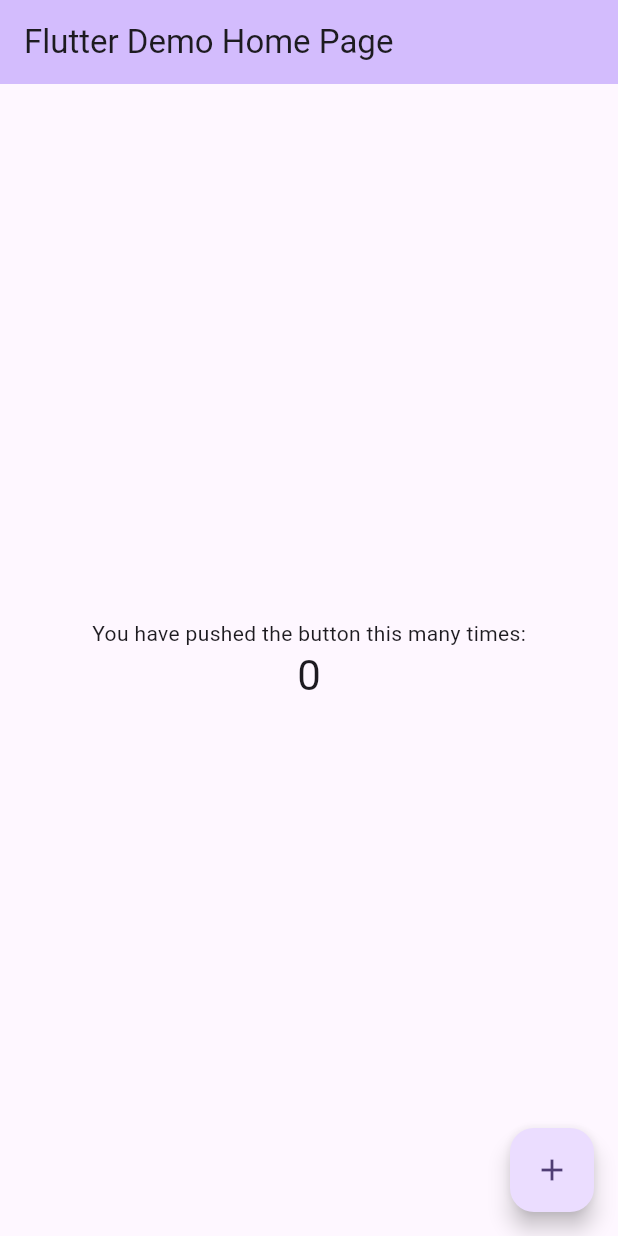
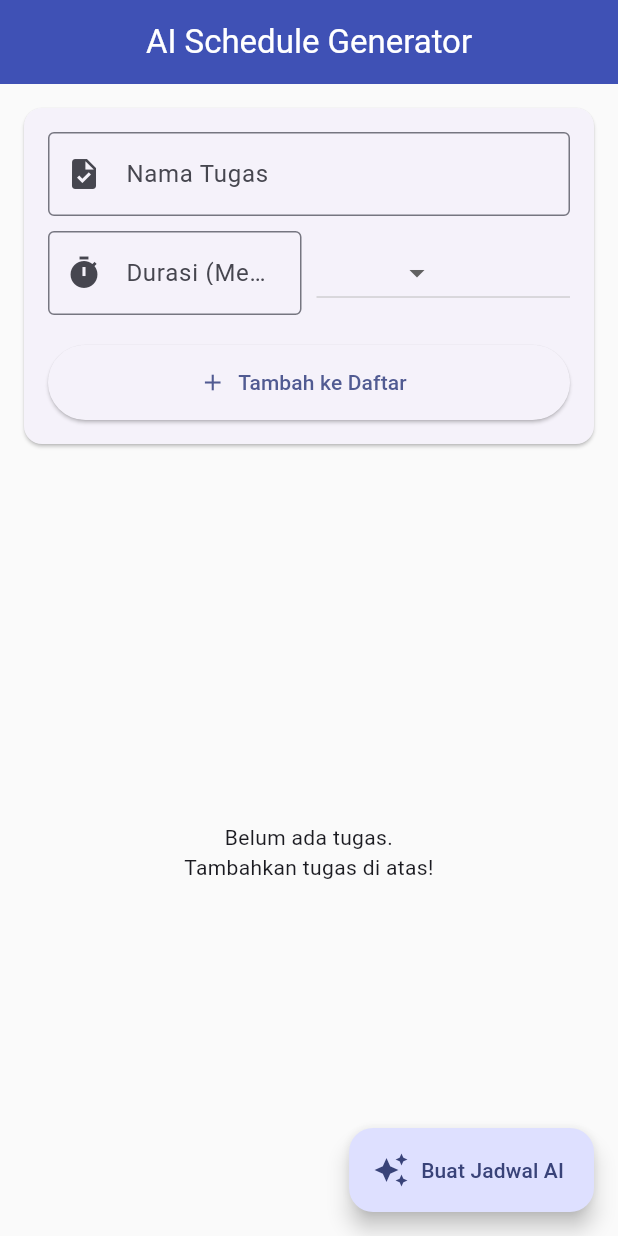
Before and after one commit to RungFif/ai-schedule-generator, a Flutter app: the screen it shows after launch, on a phone screen of 412 x 824 dp. Run offline on Flutter 3.47's test engine with Material 3 defaults, Android fonts, the phone set to English and light mode, and no system bars; our stand-ins replace device_preview, flutter_markdown.

Commit message:
Complete: AI Schedule Generator with home, result, dan API integration

```diff
--- a/lib/main.dart
+++ b/lib/main.dart
@@ -1,122 +1,50 @@
+import 'package:device_preview/device_preview.dart';
+import 'package:flutter/foundation.dart'; // untuk kReleaseMode
 import 'package:flutter/material.dart';
 
+import 'ui/home_screen.dart';
+
 void main() {
-  runApp(const MyApp());
+  runApp(
+    DevicePreview(
+      enabled: !kReleaseMode, // mati otomatis saat build release
+      defaultDevice: Devices.ios.iPhone11ProMax,
+      devices: [Devices.ios.iPhone11ProMax, Devices.ios.iPadPro11Inches],
+      builder: (context) => const MainApp(),
+    ),
+  );
 }
 
-class MyApp extends StatelessWidget {
-  const MyApp({super.key});
+class MainApp extends StatelessWidget {
+  const MainApp({super.key});
 
-  // This widget is the root of your application.
   @override
   Widget build(BuildContext context) {
     return MaterialApp(
-      title: 'Flutter Demo',
+      // Integrasi Device Preview (wajib ketiga baris ini)
+      locale: DevicePreview.locale(context),
+      builder: DevicePreview.appBuilder,
+
+      debugShowCheckedModeBanner: false,
+      title: 'AI Schedule Generator',
+
+      // Tema global menggunakan Material 3
       theme: ThemeData(
-        // This is the theme of your application.
-        //
-        // TRY THIS: Try running your application with "flutter run". You'll see
-        // the application has a purple toolbar. Then, without quitting the app,
-        // try changing the seedColor in the colorScheme below to Colors.green
-        // and then invoke "hot reload" (save your changes or press the "hot
-        // reload" button in a Flutter-supported IDE, or press "r" if you used
-        // the command line to start the app).
-        //
-        // Notice that the counter didn't reset back to zero; the application
-        // state is not lost during the reload. To reset the state, use hot
-        // restart instead.
-        //
-        // This works for code too, not just values: Most code changes can be
-        // tested with just a hot reload.
-        colorScheme: .fromSeed(seedColor: Colors.deepPurple),
+        colorScheme: ColorScheme.fromSeed(
+          seedColor: Colors.indigo, // warna brand utama
+          brightness: Brightness.light,
+        ),
+        useMaterial3: true,
+        scaffoldBackgroundColor: Colors.grey[50],
+        appBarTheme: const AppBarTheme(
+          backgroundColor: Colors.indigo,
+          foregroundColor: Colors.white,
+          elevation: 0,
+          centerTitle: true,
+        ),
       ),
-      home: const MyHomePage(title: 'Flutter Demo Home Page'),
+
+      home: const HomeScreen(), // Halaman pertama saat aplikasi dibuka
     );
   }
 }
-
-class MyHomePage extends StatefulWidget {
-  const MyHomePage({super.key, required this.title});
-
-  // This widget is the home page of your application. It is stateful, meaning
-  // that it has a State object (defined below) that contains fields that affect
-  // how it looks.
-
-  // This class is the configuration for the state. It holds the values (in this
-  // case the title) provided by the parent (in this case the App widget) and
-  // used by the build method of the State. Fields in a Widget subclass are
-  // always marked "final".
-
-  final String title;
-
-  @override
-  State<MyHomePage> createState() => _MyHomePageState();
-}
-
-class _MyHomePageState extends State<MyHomePage> {
-  int _counter = 0;
-
-  void _incrementCounter() {
-    setState(() {
-      // This call to setState tells the Flutter framework that something has
-      // changed in this State, which causes it to rerun the build method below
-      // so that the display can reflect the updated values. If we changed
-      // _counter without calling setState(), then the build method would not be
-      // called again, and so nothing would appear to happen.
-      _counter++;
-    });
-  }
-
-  @override
-  Widget build(BuildContext context) {
-    // This method is rerun every time setState is called, for instance as done
-    // by the _incrementCounter method above.
-    //
-    // The Flutter framework has been optimized to make rerunning build methods
-    // fast, so that you can just rebuild anything that needs updating rather
-    // than having to individually change instances of widgets.
-    return Scaffold(
-      appBar: AppBar(
-        // TRY THIS: Try changing the color here to a specific color (to
-        // Colors.amber, perhaps?) and trigger a hot reload to see the AppBar
-        // change color while the other colors stay the same.
-        backgroundColor: Theme.of(context).colorScheme.inversePrimary,
-        // Here we take the value from the MyHomePage object that was created by
-        // the App.build method, and use it to set our appbar title.
-        title: Text(widget.title),
-      ),
-      body: Center(
-        // Center is a layout widget. It takes a single child and positions it
-        // in the middle of the parent.
-        child: Column(
-          // Column is also a layout widget. It takes a list of children and
-          // arranges them vertically. By default, it sizes itself to fit its
-          // children horizontally, and tries to be as tall as its parent.
-          //
-          // Column has various properties to control how it sizes itself and
-          // how it positions its children. Here we use mainAxisAlignment to
-          // center the children vertically; the main axis here is the vertical
-          // axis because Columns are vertical (the cross axis would be
-          // horizontal).
-          //
-          // TRY THIS: Invoke "debug painting" (choose the "Toggle Debug Paint"
-          // action in the IDE, or press "p" in the console), to see the
-          // wireframe for each widget.
-          mainAxisAlignment: .center,
-          children: [
-            const Text('You have pushed the button this many times:'),
-            Text(
-              '$_counter',
-              style: Theme.of(context).textTheme.headlineMedium,
-            ),
-          ],
-        ),
-      ),
-      floatingActionButton: FloatingActionButton(
-        onPressed: _incrementCounter,
-        tooltip: 'Increment',
-        child: const Icon(Icons.add),
-      ),
-    );
-  }
-}
--- /dev/null
+++ b/lib/ui/home_screen.dart
@@ -0,0 +1,222 @@
+import 'package:flutter/material.dart';
+import 'package:ai_schedule_generator/services/gemini_service.dart'; // Service untuk memanggil AI
+import './schedule_result_screen.dart';
+
+class HomeScreen extends StatefulWidget {
+  const HomeScreen({super.key});
+
+  @override
+  State<HomeScreen> createState() => _HomeScreenState();
+}
+
+class _HomeScreenState extends State<HomeScreen> {
+  // Menyimpan daftar tugas dalam bentuk List of Map
+  final List<Map<String, dynamic>> tasks = [];
+  // Controller untuk mengambil input dari TextField
+  final TextEditingController taskController = TextEditingController();
+  final TextEditingController durationController = TextEditingController();
+  String? priority; // Menyimpan nilai dropdown
+  bool isLoading = false; // Status loading saat proses AI berjalan
+
+  @override
+  void dispose() {
+    // Controller harus dibersihkan agar tidak memory leak
+    taskController.dispose();
+    durationController.dispose();
+    super.dispose();
+  }
+
+  void _addTask() {
+    // Validasi sederhana: semua field harus terisi
+    if (taskController.text.isNotEmpty &&
+        durationController.text.isNotEmpty &&
+        priority != null) {
+      setState(() {
+        // Tambahkan data ke list
+        tasks.add({
+          "name": taskController.text,
+          "priority": priority!,
+          "duration": int.tryParse(durationController.text) ?? 30,
+        });
+      });
+      // Reset form setelah input berhasil
+      taskController.clear();
+      durationController.clear();
+      setState(() => priority = null);
+    }
+  }
+
+  void _generateSchedule() async {
+    // Jika belum ada tugas, tampilkan peringatan
+    if (tasks.isEmpty) {
+      ScaffoldMessenger.of(context).showSnackBar(
+        const SnackBar(content: Text("⚠ Harap tambahkan tugas dulu!")),
+      );
+      return;
+    }
+    setState(() => isLoading = true); // Aktifkan loading
+    try {
+      // Proses asynchronous ke AI service
+      String schedule = await GeminiService.generateSchedule(tasks);
+      if (!mounted) return; // Pastikan widget masih aktif
+      // Navigasi ke halaman hasil
+      Navigator.push(
+        context,
+        MaterialPageRoute(
+          builder: (context) => ScheduleResultScreen(scheduleResult: schedule),
+        ),
+      );
+    } catch (e) {
+      // Tampilkan error jika gagal
+      ScaffoldMessenger.of(context).showSnackBar(
+        SnackBar(content: Text("Error: $e"), backgroundColor: Colors.red),
+      );
+    } finally {
+      // Loading dimatikan baik sukses maupun gagal
+      if (mounted) setState(() => isLoading = false);
+    }
+  }
+
+  @override
+  Widget build(BuildContext context) {
+    return Scaffold(
+      appBar: AppBar(title: const Text("AI Schedule Generator")),
+      body: Column(
+        children: [
+          // FORM INPUT TUGAS
+          Card(
+            margin: const EdgeInsets.all(16),
+            child: Padding(
+              padding: const EdgeInsets.all(16.0),
+              child: Column(
+                children: [
+                  TextField(
+                    controller: taskController,
+                    decoration: const InputDecoration(
+                      labelText: "Nama Tugas",
+                      prefixIcon: Icon(Icons.task),
+                      border: OutlineInputBorder(),
+                    ),
+                  ),
+                  const SizedBox(height: 10),
+                  Row(
+                    children: [
+                      // Input durasi
+                      Expanded(
+                        child: TextField(
+                          controller: durationController,
+                          keyboardType: TextInputType.number,
+                          decoration: const InputDecoration(
+                            labelText: "Durasi (Menit)",
+                            prefixIcon: Icon(Icons.timer),
+                            border: OutlineInputBorder(),
+                          ),
+                        ),
+                      ),
+                      const SizedBox(width: 10),
+                      // Dropdown prioritas
+                      Expanded(
+                        child: DropdownButton<String>(
+                          value: priority,
+                          items: ["Tinggi", "Sedang", "Rendah"]
+                              .map(
+                                (e) =>
+                                    DropdownMenuItem(value: e, child: Text(e)),
+                              )
+                              .toList(),
+                          onChanged: (val) => setState(() => priority = val),
+                        ),
+                      ),
+                    ],
+                  ),
+                  const SizedBox(height: 20),
+                  // Tombol tambah tugas
+                  SizedBox(
+                    height: 50,
+                    width: double.infinity,
+                    child: ElevatedButton.icon(
+                      onPressed: _addTask,
+                      icon: const Icon(Icons.add),
+                      label: const Text("Tambah ke Daftar"),
+                    ),
+                  ),
+                ],
+              ),
+            ),
+          ),
+          // LIST TUGAS
+          Expanded(
+            child: tasks.isEmpty
+                ? const Center(
+                    child: Text(
+                      "Belum ada tugas.\nTambahkan tugas di atas!",
+                      textAlign: TextAlign.center,
+                    ),
+                  )
+                : ListView.builder(
+                    itemCount: tasks.length,
+                    itemBuilder: (context, index) {
+                      final task = tasks[index];
+                      // Dismissible = swipe untuk hapus
+                      return Dismissible(
+                        key: Key(task['name']),
+                        background: Container(color: Colors.red),
+                        onDismissed: (_) =>
+                            setState(() => tasks.removeAt(index)),
+                        child: Card(
+                          margin: const EdgeInsets.symmetric(
+                            horizontal: 16,
+                            vertical: 4,
+                          ),
+                          child: ListTile(
+                            // Avatar warna berdasarkan prioritas
+                            leading: CircleAvatar(
+                              backgroundColor: _getColor(task['priority']),
+                              child: Text(
+                                task['name'][0].toUpperCase(),
+                                style: const TextStyle(color: Colors.white),
+                              ),
+                            ),
+                            title: Text(
+                              task['name'],
+                              style: const TextStyle(
+                                fontWeight: FontWeight.bold,
+                              ),
+                            ),
+                            subtitle: Text(
+                              "${task['duration']} Menit • ${task['priority']}",
+                            ),
+                            trailing: IconButton(
+                              icon: const Icon(Icons.delete, color: Colors.red),
+                              onPressed: () =>
+                                  setState(() => tasks.removeAt(index)),
+                            ),
+                          ),
+                        ),
+                      );
+                    },
+                  ),
+          ),
+        ],
+      ),
+      // FAB GENERATE AI
+      floatingActionButton: FloatingActionButton.extended(
+        onPressed: isLoading ? null : _generateSchedule,
+        icon: isLoading
+            ? const SizedBox(
+                width: 20,
+                height: 20,
+                child: CircularProgressIndicator(color: Colors.white),
+              )
+            : const Icon(Icons.auto_awesome),
+        label: Text(isLoading ? "Memproses..." : "Buat Jadwal AI"),
+      ),
+    );
+  }
+
+  Color _getColor(String priority) {
+    if (priority == "Tinggi") return Colors.red;
+    if (priority == "Sedang") return Colors.orange;
+    return Colors.green;
+  }
+}
```
Also changed, not shown: lib/services/gemini_service.dart (added, +101 -0 lines), lib/ui/schedule_result_screen.dart (added, +147 -0 lines), pubspec.yaml (+11 -3 lines), pubspec.lock, 2 other files.
